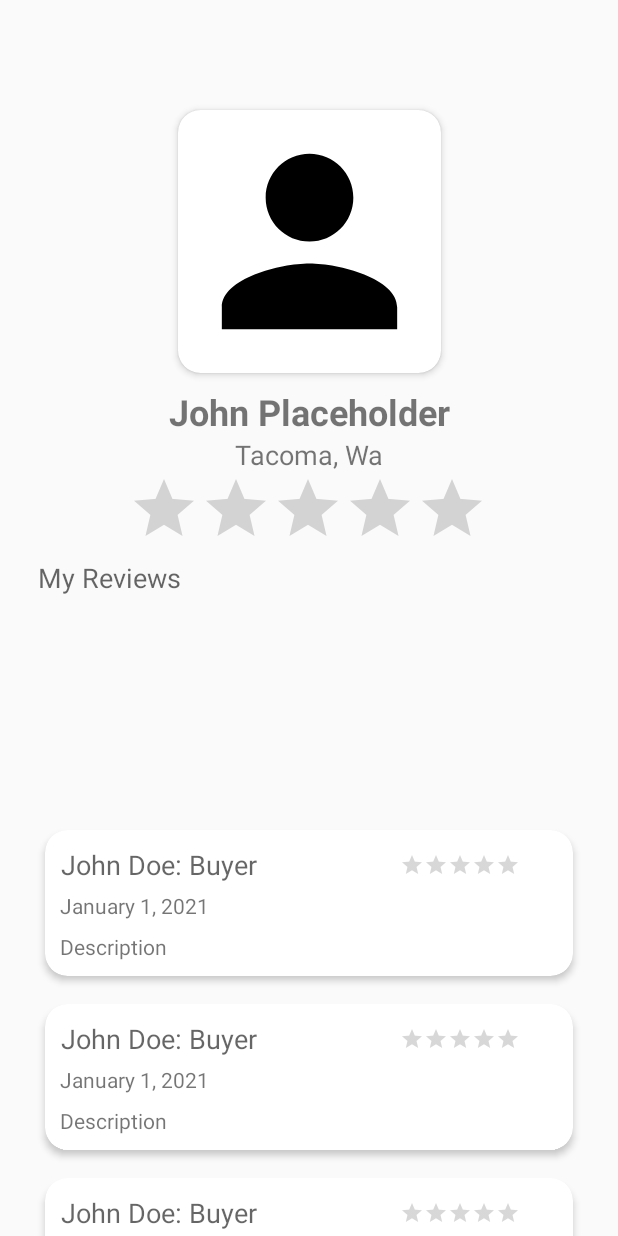
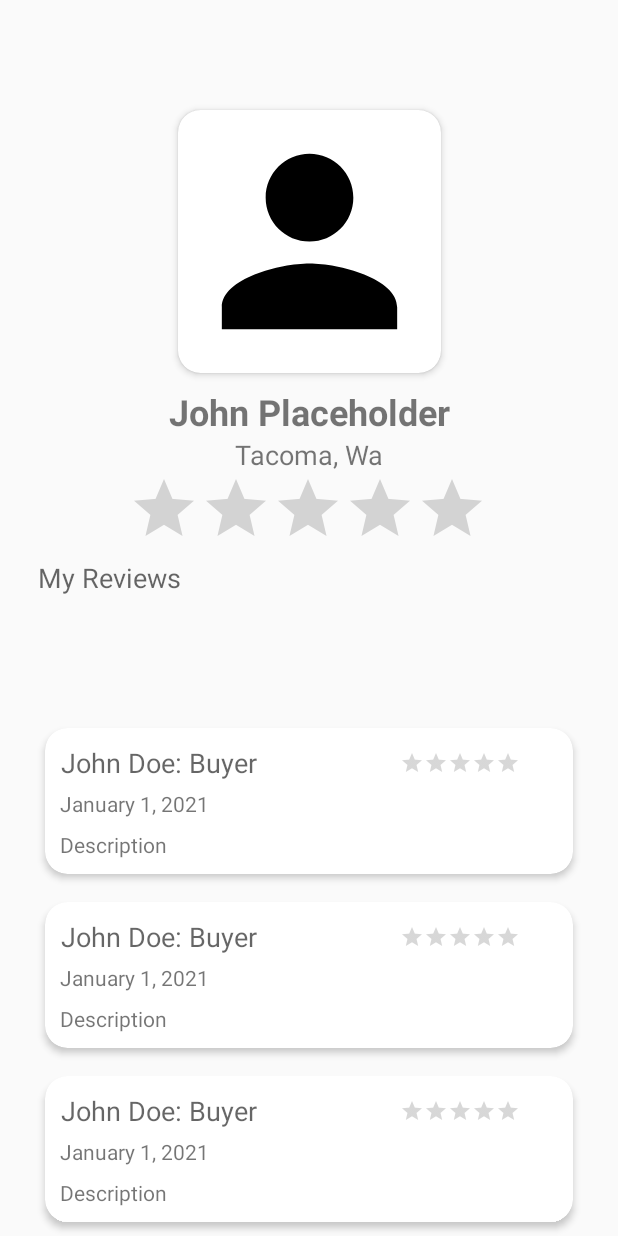
Before and after one commit to QuynhAi/uDeal, an Android app: the layout activity_person.xml on its own in the app's theme, with its tools: preview values and no code run, on a phone screen of 412 x 824 dp. Run offline under Robolectric (Android 15) with nearby library versions, the phone set to English and light mode, and no system bars.

Commit message:
updated person profile

```diff
--- a/app/src/main/res/layout/activity_person.xml
+++ b/app/src/main/res/layout/activity_person.xml
@@ -13,7 +13,8 @@ tools:context="MyAccount.Person">
         android:layout_height="345dp"
         android:layout_marginTop="0dp"
         android:orientation="horizontal"
-        tools:context="MyAccount.Person">
+        tools:context="MyAccount.Person"
+        android:layout_below='@id/recyclerView'>
 
         <androidx.cardview.widget.CardView
             android:id="@+id/cardview"
@@ -82,20 +83,19 @@ tools:context="MyAccount.Person">
             app:layout_constraintEnd_toEndOf="parent"
             app:layout_constraintStart_toStartOf="parent"
             app:layout_constraintTop_toBottomOf="@+id/stars" />
-
-
     </androidx.constraintlayout.widget.ConstraintLayout>
 
     <androidx.recyclerview.widget.RecyclerView
         android:id="@+id/recyclerView"
         android:name="edu.tacoma.uw.udeal.ItemListFragment"
         android:layout_width="368dp"
-        android:layout_height="280dp"
+        android:layout_height="wrap_content"
         android:layout_gravity="bottom|center"
+        android:layout_marginTop="340dp"
         app:layoutManager="LinearLayoutManager"
         tools:context="MyAccount.ProfileActivity"
         tools:listitem="@layout/review_item" />
-    android:layout_above="@id/bottom_toolbar"
+
 
 </androidx.coordinatorlayout.widget.CoordinatorLayout>
 
```
